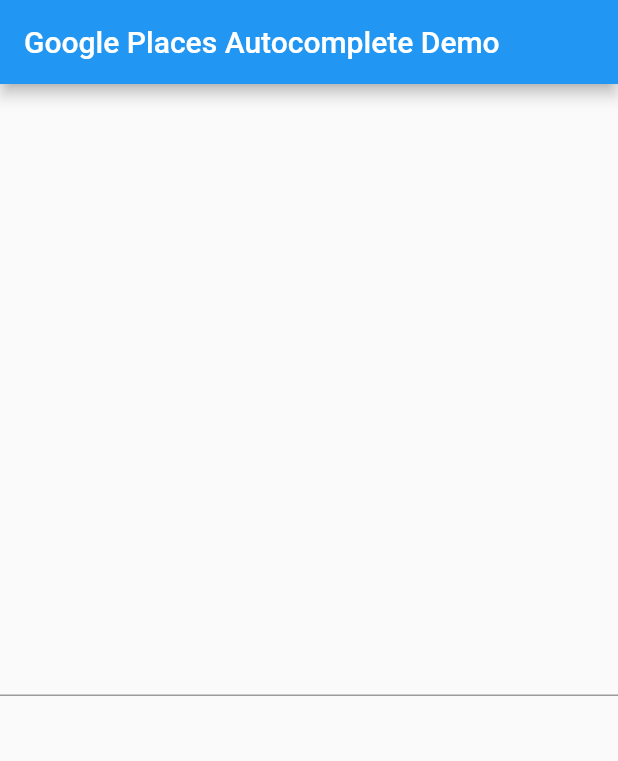
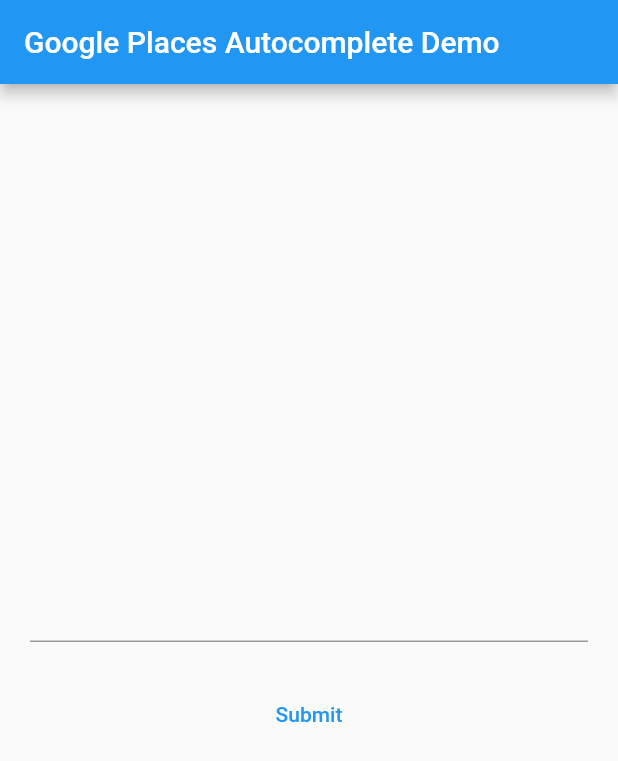
Before and after one commit to julienandco/google_places_autocomplete_text_field, a Flutter app: the screen it shows after launch, on a phone screen of 412 x 824 dp. Shown: the top 761 px of the screen. Run offline on Flutter 3.47's test engine with Material 2 defaults, Android fonts, the phone set to English and light mode, and no system bars; our stand-ins replace dio, rxdart.

```diff
--- a/example/lib/main.dart
+++ b/example/lib/main.dart
@@ -1,5 +1,6 @@
 import 'package:flutter/material.dart';
 import 'package:google_places_autocomplete_text_field/google_places_autocomplete_text_field.dart';
+import 'package:google_places_autocomplete_text_field/model/prediction.dart';
 
 void main() {
   runApp(const MyApp());
@@ -20,27 +21,49 @@ class MyApp extends StatelessWidget {
   }
 }
 
-class MyHomePage extends StatelessWidget {
-  MyHomePage({super.key, required this.title});
+class MyHomePage extends StatefulWidget {
+  const MyHomePage({super.key, required this.title});
 
   final String title;
 
+  @override
+  State<MyHomePage> createState() => _MyHomePageState();
+}
+
+class _MyHomePageState extends State<MyHomePage> {
   final _yourGoogleAPIKey = 'foo-bar-baz';
+
+  // only needed if you build for the web
   final _yourProxyURL = 'https://your-proxy.com/';
 
   final _textController = TextEditingController();
+  final GlobalKey<FormState> _formKey = GlobalKey<FormState>();
+  AutovalidateMode _autovalidateMode = AutovalidateMode.disabled;
 
   @override
   Widget build(BuildContext context) {
     return Scaffold(
       appBar: AppBar(
-        title: Text(title),
+        title: Text(widget.title),
       ),
-      body: Center(
+      body: Padding(
+        padding: const EdgeInsets.all(20),
+        child: Column(
+          mainAxisAlignment: MainAxisAlignment.center,
+          children: [
+            Form(
+              key: _formKey,
+              autovalidateMode: _autovalidateMode,
               child: GooglePlacesAutoCompleteTextFormField(
                 textEditingController: _textController,
                 googleAPIKey: _yourGoogleAPIKey,
-          proxyURL: _yourProxyURL,
+                validator: (value) {
+                  if (value!.isEmpty) {
+                    return 'Please enter some text';
+                  }
+                  return null;
+                },
+                // proxyURL: _yourProxyURL, //
                 maxLines: 1,
                 overlayContainer: (child) => Material(
                   elevation: 1.0,
@@ -48,8 +71,30 @@ class MyHomePage extends StatelessWidget {
                   borderRadius: BorderRadius.circular(12),
                   child: child,
                 ),
+                getPlaceDetailWithLatLng: (prediction) {
+                  print('placeDetails${prediction.lng}');
+                },
+                itmClick: (Prediction prediction) =>
+                    _textController.text = prediction.description!,
+              ),
+            ),
+            const SizedBox(height: 24),
+            TextButton(
+              onPressed: _onSubmit,
+              child: const Text('Submit'),
+            ),
+          ],
         ),
       ),
     );
   }
+
+  Future<void> _onSubmit() async {
+    if (!_formKey.currentState!.validate()) {
+      setState(() => _autovalidateMode = AutovalidateMode.always);
+      return;
     }
+
+    print(_textController.text);
+  }
+}
--- a/lib/google_places_autocomplete_text_field.dart
+++ b/lib/google_places_autocomplete_text_field.dart
@@ -62,6 +62,7 @@ class GooglePlacesAutoCompleteTextFormField extends StatefulWidget {
   final bool enableIMEPersonalizedLearning;
   final MouseCursor? mouseCursor;
   final EditableTextContextMenuBuilder? contextMenuBuilder;
+  final String? Function(String?)? validator;
 
   /// Specific to this package
   final InputDecoration? inputDecoration;
@@ -140,6 +141,7 @@ class GooglePlacesAutoCompleteTextFormField extends StatefulWidget {
     this.enableIMEPersonalizedLearning = true,
     this.mouseCursor,
     this.contextMenuBuilder,
+    this.validator,
   });
 
   @override
@@ -236,6 +238,7 @@ class _GooglePlacesAutoCompleteTextFormFieldState
         enableIMEPersonalizedLearning: widget.enableIMEPersonalizedLearning,
         mouseCursor: widget.mouseCursor,
         contextMenuBuilder: widget.contextMenuBuilder,
+        validator: widget.validator,
       ),
     );
   }
--- a/pubspec.yaml
+++ b/pubspec.yaml
@@ -1,6 +1,6 @@
 name: google_places_autocomplete_text_field
 description: A fully customizable Google Places autocomplete TextFormField for Flutter iOS, Android and Web.
-version: 0.1.1
+version: 0.1.2
 homepage: https://github.com/julienandco/google_places_autocomplete_text_field
 
 environment:
```
Also changed, not shown: example/pubspec.lock, 1 other file. Lines whose indentation alone changed are shown as unchanged.
